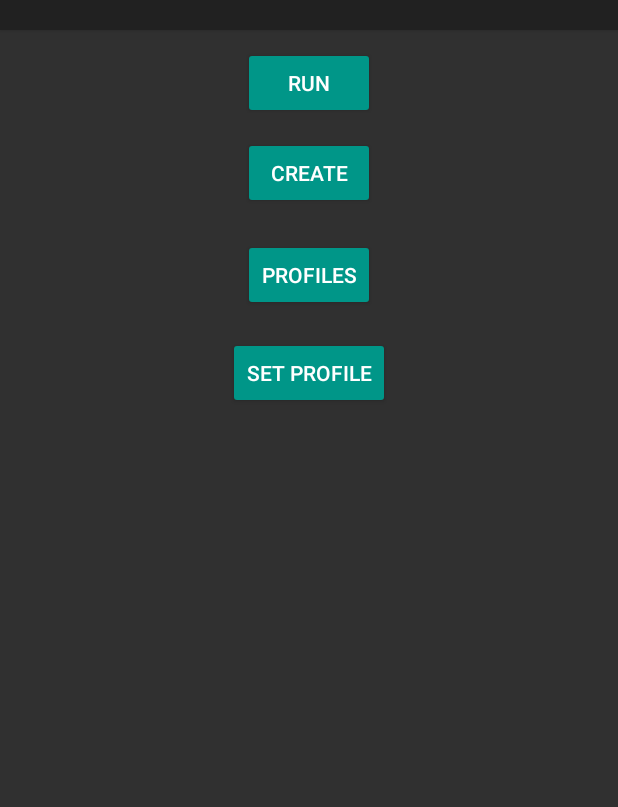
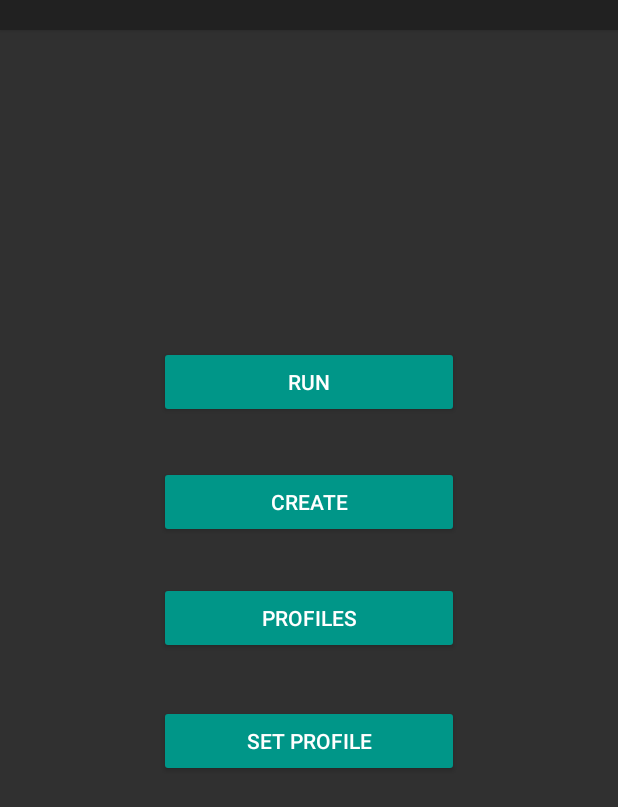
Before and after one commit to DavRo89/BiometricProfiling2, an Android app: the screen it shows after launch (MainActivity), on a phone screen of 412 x 824 dp. Shown: the top 807 px of the screen. Run offline under Robolectric (Android 15) with nearby library versions, the phone set to English and light mode, and no system bars.

Commit message:
Update save e add button

```diff
--- a/app/build.gradle
+++ b/app/build.gradle
@@ -27,7 +27,7 @@ dependencies {
     })
 
 
-
+    compile 'com.github.clans:fab:1.6.4'
     compile 'com.android.support:design:22.2.1'
     compile 'com.android.support:recyclerview-v7:22.2.1'
     compile 'com.android.support:appcompat-v7:25.3.1'
--- a/app/src/main/java/com/example/davide/biometricprofiling/AddModules.java
+++ b/app/src/main/java/com/example/davide/biometricprofiling/AddModules.java
@@ -236,6 +236,8 @@ public void AppendFile(String ClassiAdd) {
                 }
                 try {
                     AppendFile(obj.getString("Moduli"));
+                    Toast.makeText(getBaseContext(), "Modules successfully added!",
+                            Toast.LENGTH_SHORT).show();
                 } catch (JSONException e) {
                     e.printStackTrace();
                 }
--- a/app/src/main/res/layout/activity_main.xml
+++ b/app/src/main/res/layout/activity_main.xml
@@ -22,6 +22,7 @@
     android:layout_height="match_parent"
     android:orientation="vertical"
     tools:context=".MainActivity"
+
 
 >
 
@@ -52,32 +53,30 @@
         <Button
 
                 android:text="Profiles"
-                android:layout_width="wrap_content"
+                android:layout_width="200dp"
                 android:layout_height="wrap_content" android:id="@+id/button2"
                 tools:layout_editor_absoluteY="383dp" tools:layout_editor_absoluteX="174dp"
-                android:layout_below="@+id/button" android:layout_alignLeft="@+id/button"
-                android:layout_alignStart="@+id/button" android:layout_marginTop="20dp"
-               />
+                android:layout_centerVertical="true" android:layout_alignStart="@+id/button"/>
         <Button
                 android:text="Create"
-                android:layout_width="wrap_content"
+                android:layout_width="200dp"
                 android:layout_height="wrap_content"
                 android:id="@+id/button"
-                android:layout_marginTop="12dp" android:layout_below="@+id/button8"
-                android:layout_centerHorizontal="true"/>
+                android:layout_marginBottom="29dp"
+                android:layout_above="@+id/button2" android:layout_centerHorizontal="true"/>
         <Button
                 android:text="Set Profile"
-                android:layout_width="wrap_content"
+                android:layout_width="200dp"
                 android:layout_height="wrap_content" android:id="@+id/button7"
-                android:layout_below="@+id/button2" android:layout_centerHorizontal="true"
-                android:layout_marginTop="17dp"/>
+                android:layout_marginTop="34dp"
+                android:layout_below="@+id/button2" android:layout_alignStart="@+id/button2"/>
         <Button
                 android:text="Run"
-                android:layout_width="wrap_content"
+                android:layout_width="200dp"
                 android:layout_height="wrap_content"
                 android:id="@+id/button8"
-                android:layout_alignParentTop="true" android:layout_alignLeft="@+id/button"
-                android:layout_alignStart="@+id/button" android:layout_marginTop="31dp"/>
+                android:layout_above="@+id/button" android:layout_alignStart="@+id/button"
+                android:layout_marginBottom="32dp"/>
 
     </RelativeLayout>
 </RelativeLayout>
```
Also changed, not shown: app/src/main/java/com/example/davide/biometricprofiling/ProfileManager.java (+33 -7 lines), app/src/main/res/layout/activity_profile_manager.xml (+37 -27 lines).
